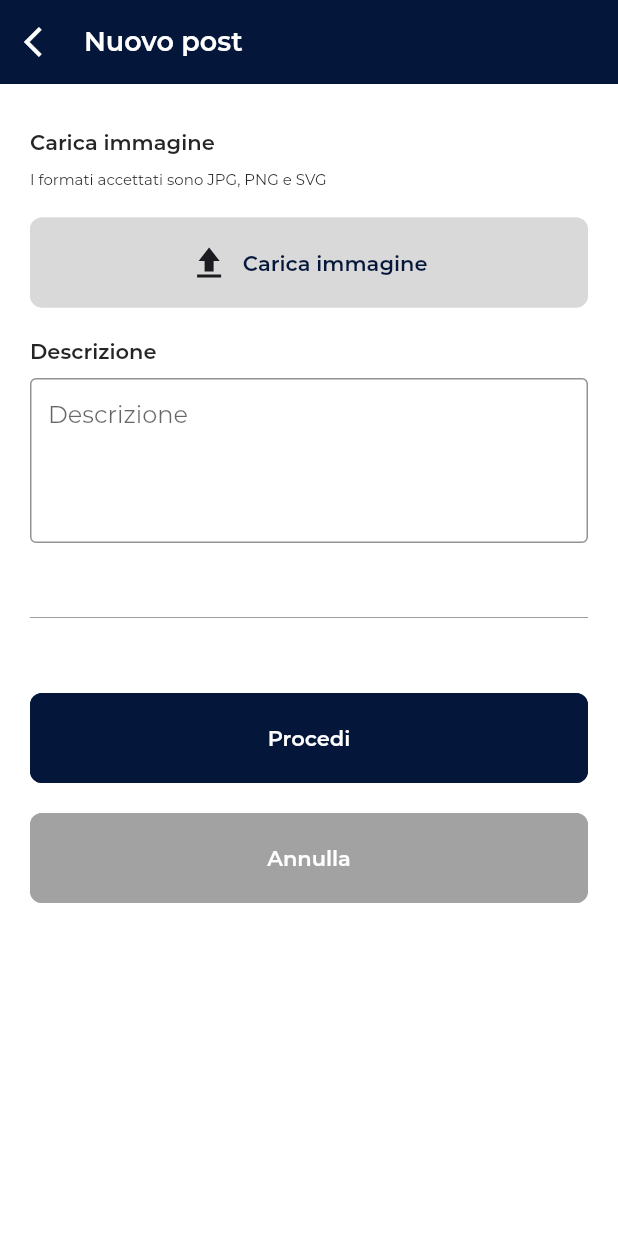
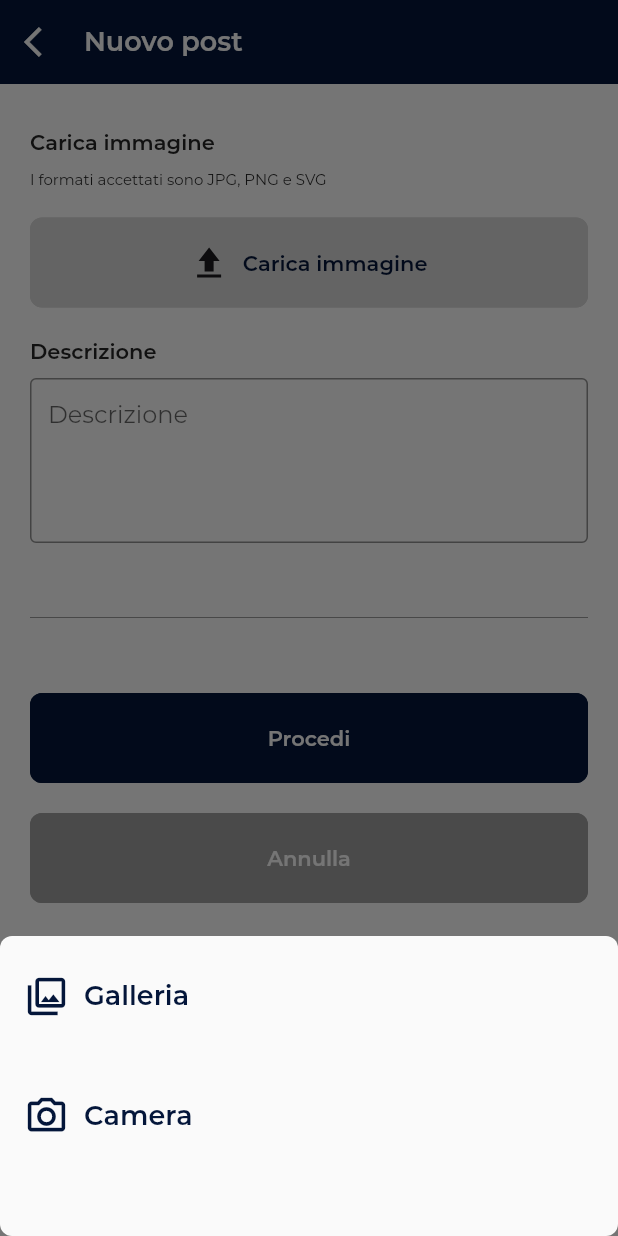
Before and after one commit to Twentyfivesrls/football_next_gen, a Flutter app: the AddPost widget shown alone on an empty page, opened directly with empty values, after a tap on "Carica immagine", on a phone screen of 412 x 824 dp. Run offline on Flutter 3.47's test engine with Material 2 defaults, Android fonts, the phone set to English and light mode, and no system bars; our stand-ins replace dio, expandable_text, flutter_bloc, flutter_holo_date_picker, flutter_otp_text_field, flutter_svg and 5 more; missing offline and left inert: flutter_keycloak; accounts and stored records are empty; network calls fail; project files that could hold a hidden picture were left out.

Commit message:
post image picker

```diff
--- a/lib/pages/sports_center/profile/post/add_post.dart
+++ b/lib/pages/sports_center/profile/post/add_post.dart
@@ -1,3 +1,5 @@
+import 'dart:io';
+
 import 'package:flutter/material.dart';
 import 'package:football_next_gen/constants/colors.dart';
 import 'package:football_next_gen/constants/images_constants.dart';
@@ -6,14 +8,14 @@ import 'package:football_next_gen/widgets/inputs.dart';
 import 'package:football_next_gen/widgets/scaffold.dart';
 import 'package:football_next_gen/widgets/texts.dart';
 import 'package:go_router/go_router.dart';
+import 'package:image_picker/image_picker.dart';
 import '../../../../constants/app_pages.dart';
 import '../../../../constants/language.dart';
 import '../../../../models/confirm_page_data.dart';
 import '../../../../widgets/dialog.dart';
 import '../../../../widgets/divider.dart';
 
-class AddPost extends StatefulWidget{
-
+class AddPost extends StatefulWidget {
   final String returnPage;
 
   const AddPost({super.key, required this.returnPage});
@@ -22,23 +24,23 @@ class AddPost extends StatefulWidget{
   State<StatefulWidget> createState() => AddPostState();
 }
 
-class AddPostState extends State<AddPost>{
+class AddPostState extends State<AddPost> {
+  final TextEditingController descriptionController = TextEditingController();
+  XFile? imageFile;
+
   @override
-  Widget build(BuildContext context) {
-
-    final TextEditingController descriptionController = TextEditingController();
-
+  Widget build(BuildContext context) {;
     return ScaffoldWidget(
       paddingTop: 30,
       appBar: 3,
       title: AppPage.addPost.toTitle,
       showFirstTrailingIcon: false,
-        firstTrailingIconOnTap: (){},
-      secondTrailingIconOnTap: (){},
-      goBack: (){
+      firstTrailingIconOnTap: () {},
+      secondTrailingIconOnTap: () {},
+      goBack: () {
         showDialog(
             context: context,
-              builder: (BuildContext context){
+            builder: (BuildContext context) {
               return DialogWidget(
                 title: 'Avviso',
                 message: 'Procedendo in questo modo, tutti i dati inseriti andranno persi. Vuoi davvero annullare la creazione del nuovo post?',
@@ -50,21 +52,80 @@ class AddPostState extends State<AddPost>{
               );
             });
       },
-        body: Column(
+      body: SingleChildScrollView(
+        child: Column(
           crossAxisAlignment: CrossAxisAlignment.start,
           children: [
-
             Text14(
               text: getCurrentLanguageValue(UPLOAD_IMAGE) ?? "",
               fontWeight: FontWeight.w600,
             ),
             Padding(
-              padding: const EdgeInsets.only(top: 10,bottom: 20),
-              child: Text10(text: getCurrentLanguageValue(ACCEPTED_FORMATS) ?? ""),
+              padding: const EdgeInsets.only(top: 10, bottom: 20),
+              child:
+              Text10(text: getCurrentLanguageValue(ACCEPTED_FORMATS) ?? ""),
             ),
-
             ActionButton(
-                onPressed: (){},
+              onPressed: () {
+                showModalBottomSheet<void>(
+                  shape: RoundedRectangleBorder(
+                      borderRadius: BorderRadius.circular(8)),
+                  context: context,
+                  builder: (BuildContext context) {
+                    return SizedBox(
+                      height: 200,
+                      child: Center(
+                        child: Column(
+                          children: <Widget>[
+                            MaterialButton(
+                              onPressed: openGallery,
+                              minWidth: MediaQuery.of(context).size.width,
+                              height: 80,
+                              elevation: 0,
+                              focusElevation: 0,
+                              highlightElevation: 0,
+                              child: const Row(
+                                children: [
+                                  Padding(
+                                    padding: EdgeInsets.only(right: 10),
+                                    child: Icon(Icons.photo_library_outlined,size: 30,color: primary,),
+                                  ),
+                                  Text18(
+                                    text: "Galleria",
+                                    textColor: primary,
+                                    fontWeight: FontWeight.bold,
+                                  ),
+                                ],
+                              ),
+                            ),
+                            MaterialButton(
+                              onPressed: openCamera,
+                              minWidth: MediaQuery.of(context).size.width,
+                              height: 80,
+                              elevation: 0,
+                              focusElevation: 0,
+                              highlightElevation: 0,
+                              child:const Row(
+                                children: [
+                                  Padding(
+                                    padding: EdgeInsets.only(right: 10),
+                                    child: Icon(Icons.camera_alt_outlined,size: 30,color: primary,),
+                                  ),
+                                  Text18(
+                                    text: "Camera",
+                                    textColor: primary,
+                                    fontWeight: FontWeight.bold,
+                                  ),
+                                ],
+                              ),
+                            )
+                          ],
+                        ),
+                      ),
+                    );
+                  },
+                );
+              },
               text: getCurrentLanguageValue(UPLOAD_IMAGE) ?? "",
               showPrefixIcon: true,
               svgPrefixIcon: ImagesConstants.uploadImg,
@@ -72,6 +133,13 @@ class AddPostState extends State<AddPost>{
               borderColor: secondary,
               textColor: primary,
             ),
+
+
+            imageFile != null ? Padding(
+              padding: const EdgeInsets.only(top: 20),
+                child: Image.file(File(imageFile!.path)
+                )
+            ) : Container(),
 
             Padding(
               padding: const EdgeInsets.only(top: 20),
@@ -83,12 +151,10 @@ class AddPostState extends State<AddPost>{
                 maxLines: 20,
               ),
             ),
-
             buttonsSection()
-
           ],
         ),
-
+      ),
     );
   }
 
@@ -99,24 +165,24 @@ class AddPostState extends State<AddPost>{
           padding: EdgeInsets.symmetric(vertical: 50),
           child: DividerWidget(),
         ),
-
         ActionButton(
           onPressed: () {
-            context.push(AppPage.confirmPage.path, extra: ConfirmPageData.addPostConfirmed(context));
+            context.push(AppPage.confirmPage.path,
+                extra: ConfirmPageData.addPostConfirmed(context));
           },
           text: getCurrentLanguageValue(NEXT) ?? "",
         ),
-
         Padding(
           padding: const EdgeInsets.only(top: 20),
           child: ActionButton(
             onPressed: () {
               showDialog(
                   context: context,
-                  builder: (BuildContext context){
+                  builder: (BuildContext context) {
                     return DialogWidget(
                       title: 'Avviso',
-                      message: 'Procedendo in questo modo, tutti i dati inseriti andranno persi. Vuoi davvero annullare la creazione del nuovo post?',
+                      message:
+                      'Procedendo in questo modo, tutti i dati inseriti andranno persi. Vuoi davvero annullare la creazione del nuovo post?',
                       confirmText: 'Elimina post',
                       cancelText: getCurrentLanguageValue(CANCEL) ?? "",
                       onConfirm: () {
@@ -133,4 +199,22 @@ class AddPostState extends State<AddPost>{
       ],
     );
   }
+
+  openGallery() {
+    ImagePicker().pickImage(source: ImageSource.gallery).then((value) {
+      setState(() {
+        imageFile = value;
+      });
+      context.pop();
+    });
   }
+
+  openCamera() {
+    ImagePicker().pickImage(source: ImageSource.camera).then((value) {
+      setState(() {
+        imageFile = value;
+      });
+      context.pop();
+    });
+  }
+}
--- a/pubspec.yaml
+++ b/pubspec.yaml
@@ -43,6 +43,8 @@ dependencies:
   retrofit: ^4.1.0
   flutter_keycloak: ^1.1.5
   jwt_decoder: ^2.0.1
+  image_picker: ^1.0.7
+
 
   # The following adds the Cupertino Icons font to your application.
   # Use with the CupertinoIcons class for iOS style icons.
```
Also changed, not shown: 2 other files. Lines whose indentation alone changed are shown as unchanged.
